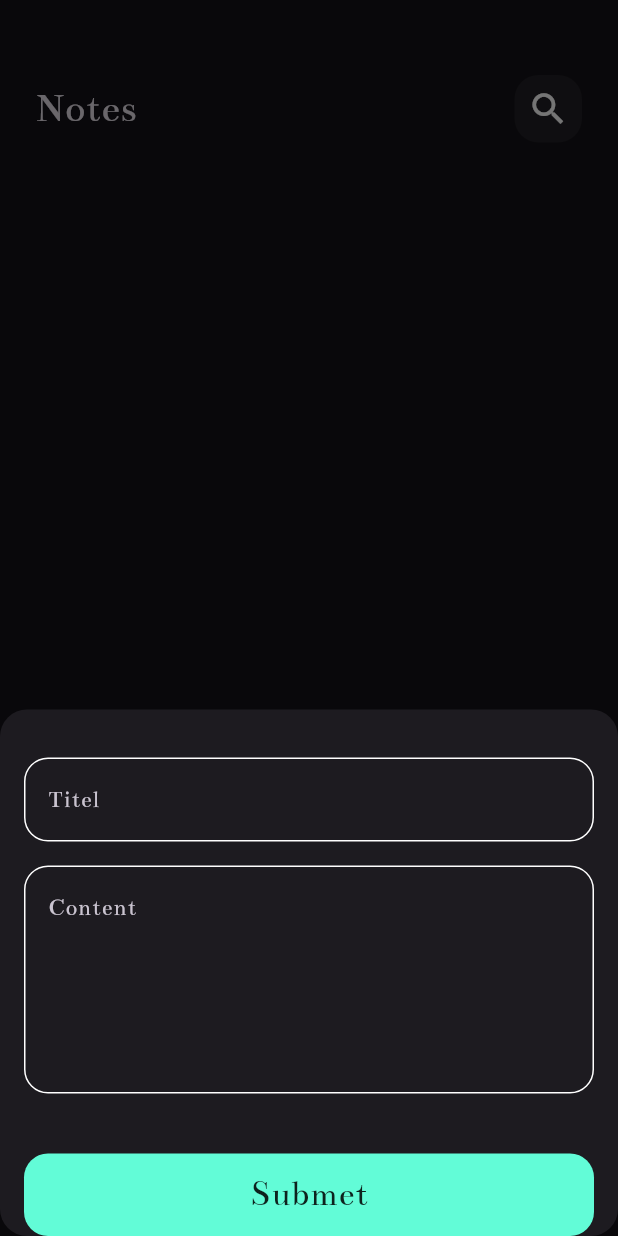
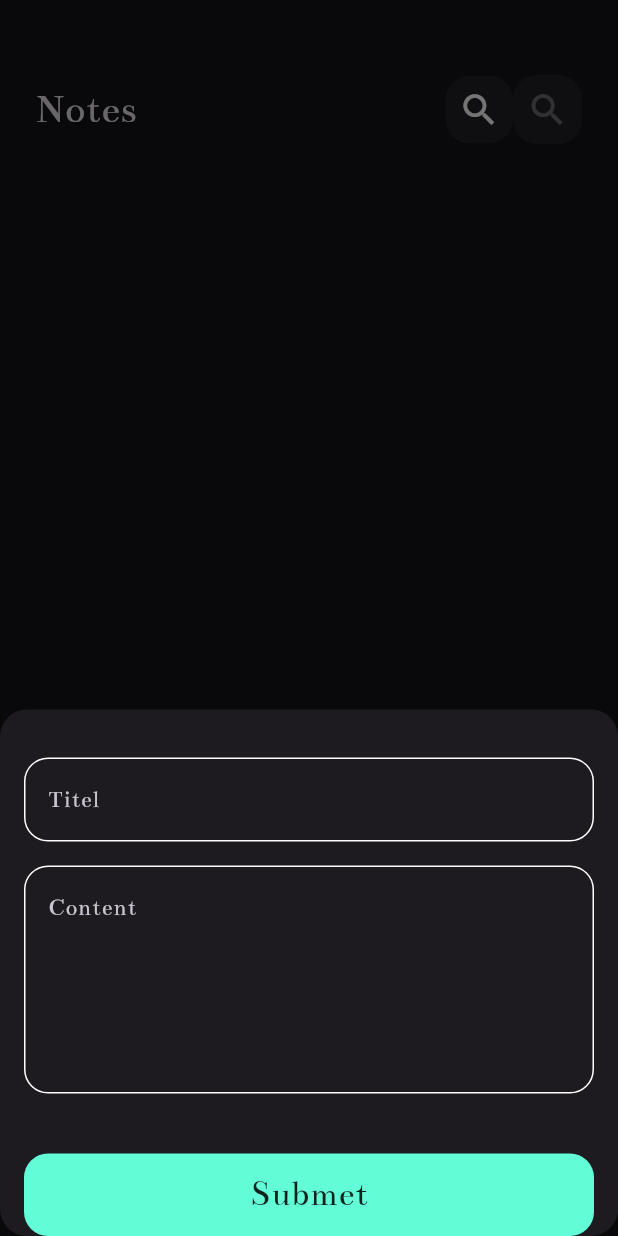
Before and after one commit to saadriia/Final-NoteApp, a Flutter app: the screen it shows after launch, after a tap on the "add" icon, on a phone screen of 412 x 824 dp. Run offline on Flutter 3.47's test engine with Material 3 defaults, Android fonts, the phone set to English and light mode, and no system bars; drawn by our look-alikes of modal_progress_hud_nsn; our stand-ins replace bloc, date_format, flutter_bloc, font_awesome_flutter, hive, hive_flutter; missing offline and left inert: dart:js_util; accounts and stored records are empty.

Commit message:
FINSH APP part1

```diff
--- a/lib/models/Note_modele.dart
+++ b/lib/models/Note_modele.dart
@@ -7,13 +7,13 @@ part 'Note_modele.g.dart';
 @HiveType(typeId: 0)
 class NoteModel extends HiveObject {
   @HiveField(1)
-  final String title;
+    String title;
   @HiveField(2)
-  final String subtitle;
+    String subtitle;
   @HiveField(3)
   final String date;
   @HiveField(4)
-  final int color;
+    int color;
 
   NoteModel(
       {required this.title,
--- a/lib/view/Nots_view.dart
+++ b/lib/view/Nots_view.dart
@@ -2,6 +2,7 @@
 import 'package:flutter/material.dart';
 import 'package:flutter_bloc/flutter_bloc.dart';
 import 'package:notes_app/cubits/notes_cubit/notella_cubit_cubit.dart';
+import 'package:notes_app/models/Note_modele.dart';
 //import 'package:notes_app/view/widgets/Nots_view_body.dart';
 
 import 'widgets/Add_note_ButtonSheet.dart';
@@ -9,7 +10,6 @@ import 'widgets/Nots_view_body.dart';
 
 class NotsView extends StatelessWidget {
   const NotsView({super.key});
-
   @override
   Widget build(BuildContext context) {
     return Scaffold(
--- a/lib/view/widgets/Add_note_ButtonSheet.dart
+++ b/lib/view/widgets/Add_note_ButtonSheet.dart
@@ -30,7 +30,6 @@ class _AddNoteButtonSheatState extends State<AddNoteButtonSheat> {
         child: BlocConsumer<NotesCubit, AddNotesState>(
           listener: (context, state) {
             if (state is AddNoteFailure) {
-              print('لم يتم الحفظ ${state.errMssage}');
             }
             if (state is AddNoteSuccess) {
               BlocProvider.of<NotellaCubit>(context).fetchAllnotes();
--- a/lib/view/widgets/Custom_AppBar.dart
+++ b/lib/view/widgets/Custom_AppBar.dart
@@ -1,26 +1,34 @@
 // ignore_for_file: file_names, camel_case_types
 
 import 'package:flutter/material.dart';
+import 'package:notes_app/view/widgets/custom_icon.dart';
 //import 'package:notes_app/view/widgets/Custom_Search_Icon.dart';
 
 import 'Custom_Search_Icon.dart';
 
+class customAppBar extends StatelessWidget {
+  const customAppBar({super.key, required this.icon, this.onPressed, required this.title});
+    final String title;
 
-class customAppBar extends StatelessWidget {
-  const customAppBar({super.key});
+  final IconData icon;
+  final void Function()? onPressed;
 
   @override
   Widget build(BuildContext context) {
-    return const Row(
+    return   Row(
       children: [
-        Text(
-          'Notes',
+          Text(
+        title,
           style: TextStyle(
             fontSize: 28,
           ),
         ),
-         Spacer(),
-        CustomeSearchIcon(),
+        const Spacer(),
+        const CustomeSearchIcon(),
+        CustomIcon(
+          onPressed: onPressed ,
+          icon: icon,
+        )
       ],
     );
   }
--- a/lib/view/widgets/Custom_TexetField.dart
+++ b/lib/view/widgets/Custom_TexetField.dart
@@ -5,14 +5,16 @@ import 'package:notes_app/view/widgets/Constants.dart';
 
 class CustomTexetField extends StatelessWidget {
   const CustomTexetField(
-      {super.key, required this.hint, this.maxLines = 1, this.onSaved});
+      {super.key, required this.hint, this.maxLines = 1, this.onSaved, this.onChanged});
   final String hint;
   final int maxLines;
   final void Function(String?)? onSaved;
+  final Function(String)? onChanged;
 
   @override
   Widget build(BuildContext context) {
     return TextFormField(
+      onChanged:  onChanged,
       onSaved: onSaved,
       validator: (value) {
         if (value?.isEmpty ?? true) {
--- a/lib/view/widgets/Nots_view_body.dart
+++ b/lib/view/widgets/Nots_view_body.dart
@@ -31,7 +31,8 @@ class _NotesViewBodyState extends State<NotesViewBody> {
             height: 50,
           ),
           customAppBar(
-
+            title: 'Notes',
+            icon: Icons.search,
           ),
           Expanded(
             child: NotsListView(),
--- /dev/null
+++ b/lib/view/widgets/custom_icon.dart
@@ -0,0 +1,26 @@
+import 'package:flutter/material.dart';
+
+class CustomIcon extends StatelessWidget {
+  const CustomIcon({Key? key, required this.icon, this.onPressed})
+      : super(key: key);
+
+  final void Function()? onPressed;
+  final IconData icon;
+  @override
+  Widget build(BuildContext context) {
+    return Container(
+      height: 46,
+      width: 46,
+      decoration: BoxDecoration(
+          color: Colors.white.withOpacity(.05),
+          borderRadius: BorderRadius.circular(16)),
+      child: IconButton(
+        onPressed: onPressed,
+        icon: Icon(
+          icon,
+          size: 28,
+        ),
+      ),
+    );
+  }
+}
```
Also changed, not shown: lib/view/Edit_NotesView.dart (+6 -3 lines), lib/view/widgets/costum_NoteItems.dart (+19 -1 lines), lib/view/widgets/editViewBody.dart (+60 -3 lines).
